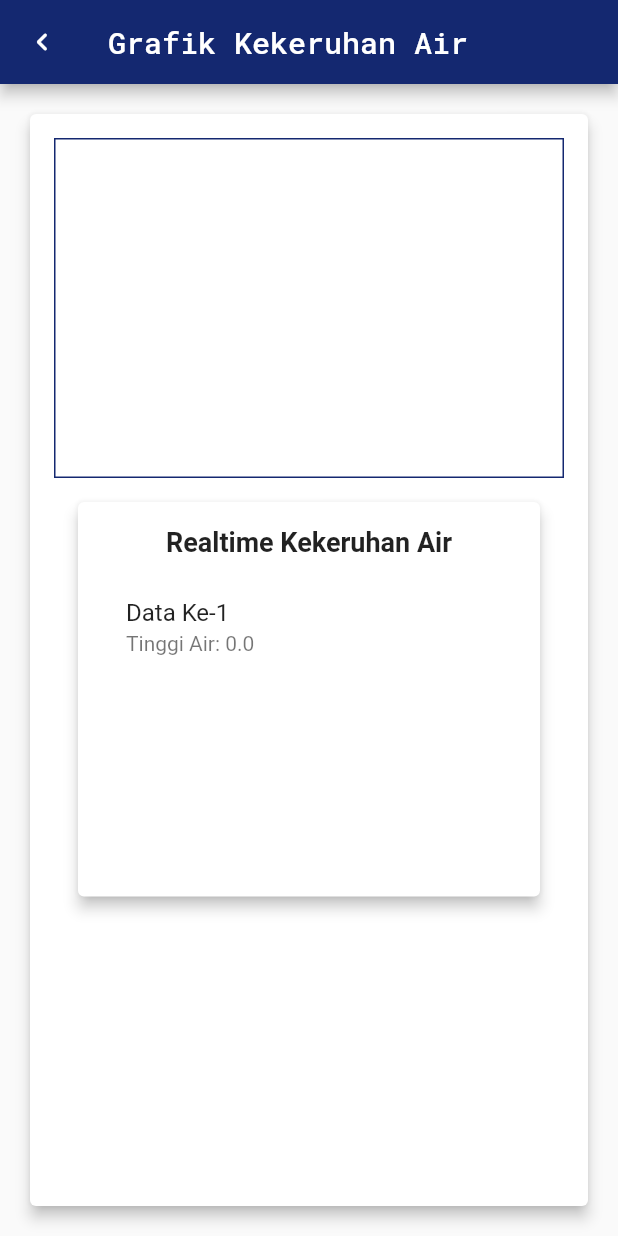
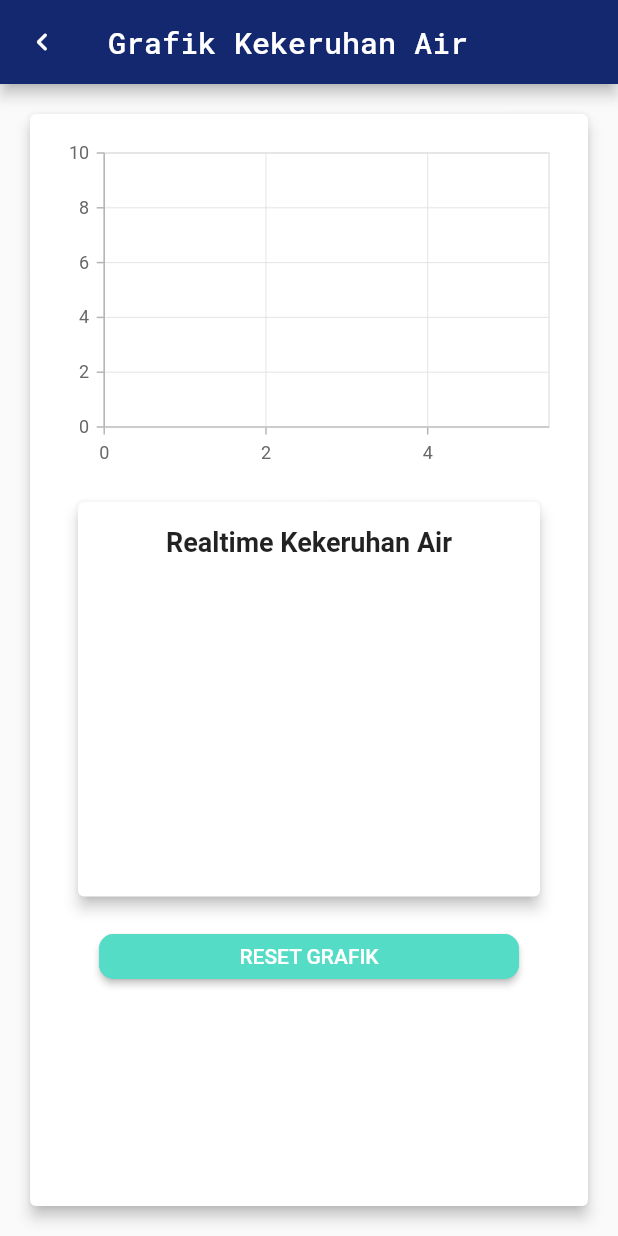
Before and after one commit to mirzahafizh/monitoringrealtime, a Flutter app: the LihatGrafikKekeruhan screen opened directly, on a phone screen of 412 x 824 dp. Run offline on Flutter 3.47's test engine with Material 2 defaults, Android fonts, the phone set to English and light mode, and no system bars; drawn by our look-alikes of fl_chart; our stand-ins replace firebase_core, firebase_database, flutter_local_notifications, syncfusion_flutter_charts; accounts and stored records are empty.

Commit message:
perbarui refreesh pada fitur reset

```diff
--- a/lib/LihatGrafikKekeruhan.dart
+++ b/lib/LihatGrafikKekeruhan.dart
@@ -1,6 +1,6 @@
 import 'package:firebase_database/firebase_database.dart';
-import 'package:fl_chart/fl_chart.dart';
 import 'package:flutter/material.dart';
+import 'package:syncfusion_flutter_charts/charts.dart';
 
 class LihatGrafikKekeruhan extends StatelessWidget {
   @override
@@ -14,21 +14,19 @@ class LihatGrafikKekeruhan extends StatelessWidget {
           icon: const Icon(
             Icons.navigate_before_rounded,
             color: Colors.white,
-            )),
-        backgroundColor: Color(0xff142870),
-        title: Text(
-          'Grafik Kekeruhan Air',
-          style: TextStyle(color: Colors.white, fontFamily: 'RobotoMono'),
           ),
         ),
+        backgroundColor: const Color(0xff142870),
+        title: const Text('Grafik Kekeruhan Air',
+            style: TextStyle(color: Colors.white, fontFamily: 'RobotoMono')),
+      ),
       body: Padding(
-        padding: EdgeInsets.all(16.0),
+        padding: const EdgeInsets.all(16.0),
         child: Card(
           elevation: 4.0,
           child: Padding(
-            padding: EdgeInsets.all(16.0),
-            child:
-                RealtimeChart(), // Gunakan widget RealtimeChart untuk menampilkan grafik
+            padding: const EdgeInsets.all(16.0),
+            child: RealtimeChart(),
           ),
         ),
       ),
@@ -42,23 +40,60 @@ class RealtimeChart extends StatefulWidget {
 }
 
 class _RealtimeChartState extends State<RealtimeChart> {
-  List<double> sensorData = [
-    0.0
-  ]; // Data awal // Data sensor yang akan digunakan untuk membuat grafik
+  List<ChartData> sensorData = []; // Data awal
+  Map<String, dynamic> dataMap = {};
+
   late DatabaseReference _sensorRef;
+  late DatabaseReference _grafikRef;
+  int dataIndex = 0;
+  bool initialized = false;
 
   @override
   void initState() {
     super.initState();
+
     _sensorRef = FirebaseDatabase.instance.reference().child('Turbidity');
+    _grafikRef =
+        FirebaseDatabase.instance.reference().child('Grafik/kekeruhan');
 
-    // Tambahkan listener untuk memantau perubahan nilai sensor di Firebase
+    _grafikRef.onValue.listen((event) {
+      final data = event.snapshot.value;
+      if (data != null && !initialized) {
+        // Tambahkan kondisi !initialized
+        if (data is List) {
+          for (int i = 0; i < data.length; i++) {
+            final value = data[i];
+            if (value != null) {
+              setState(() {
+                dataMap[dataIndex.toString()] = double.parse(value.toString());
+                sensorData.add(ChartData(
+                    dataIndex.toDouble(), double.parse(value.toString())));
+                dataIndex++;
+              });
+            }
+          }
+          // Set initialized menjadi true setelah mendapatkan data pertama kali
+          initialized = true;
+        }
+      }
+    });
+
     _sensorRef.onValue.listen((event) {
       final data = event.snapshot.value;
       if (data != null) {
         setState(() {
-          // Perbarui nilai sensorData dengan data yang diterima dari Firebase
-          sensorData.add(double.parse(data.toString()));
+          if (dataMap.isNotEmpty) {
+            final lastIndexValue = dataMap[dataMap.keys.last];
+            if (lastIndexValue != double.parse(data.toString())) {
+              dataMap[dataIndex.toString()] = double.parse(data.toString());
+              _grafikRef
+                  .child(dataIndex.toString())
+                  .set(double.parse(data.toString()));
+              sensorData.add(ChartData(
+                  dataIndex.toDouble(), double.parse(data.toString())));
+              dataIndex++;
+            }
+          }
         });
       }
     });
@@ -69,60 +104,51 @@ class _RealtimeChartState extends State<RealtimeChart> {
     return Column(
       children: [
         AspectRatio(
-          aspectRatio:
-              1.5, // Sesuaikan perbandingan aspek sesuai dengan kebutuhan
-          child: LineChart(
-            LineChartData(
-              gridData: FlGridData(show: false),
-              titlesData: FlTitlesData(show: false),
-              borderData: FlBorderData(
-                show: true,
-                border: Border.all(
-                  color: const Color(0xff142870),
-                  width: 1,
+          aspectRatio: 1.5,
+          child: SfCartesianChart(
+            primaryXAxis: NumericAxis(
+              majorGridLines: const MajorGridLines(width: 0.5),
+              edgeLabelPlacement: EdgeLabelPlacement.shift,
             ),
+            primaryYAxis: NumericAxis(
+              majorGridLines: const MajorGridLines(width: 0.5),
+              minimum: 0,
+              maximum:
+                  sensorData.fold(0.0, (max, e) => max > e.y ? max : e.y) + 10,
             ),
-              minX: 0,
-              maxX: sensorData.length.toDouble() - 1,
-              minY: 0, // Tetapkan tinggi minimum garis grafik di sini
-              maxY: sensorData.reduce((a, b) => a > b ? a : b) +
-                  10, // Sesuaikan dengan skala grafik
-              lineBarsData: [
-                LineChartBarData(
-                  spots: sensorData.asMap().entries.map((entry) {
-                    return FlSpot(entry.key.toDouble(), entry.value);
-                  }).toList(),
-                  isCurved: true,
-                  colors: const [Color(0xff54DCC7)], // Warna garis grafik
-                  dotData: FlDotData(show: false),
-                  belowBarData: BarAreaData(show: false),
+            series: <LineSeries<ChartData, double>>[
+              LineSeries<ChartData, double>(
+                dataSource: sensorData,
+                xValueMapper: (ChartData data, _) => data.x,
+                yValueMapper: (ChartData data, _) => data.y,
+                color: const Color(0xff54DCC7),
+                markerSettings: const MarkerSettings(isVisible: true),
               ),
             ],
           ),
         ),
-        ),
         Card(
           elevation: 4.0,
-          margin: EdgeInsets.all(16.0),
+          margin: const EdgeInsets.all(16.0),
           child: Padding(
-            padding: EdgeInsets.all(16.0),
+            padding: const EdgeInsets.all(16.0),
             child: Column(
               children: [
-                Text(
+                const Text(
                   'Realtime Kekeruhan Air',
                   style: TextStyle(fontSize: 18, fontWeight: FontWeight.bold),
                 ),
-                SizedBox(height: 10),
-                Container(
-                  height: 200, // Atur tinggi kontainer tabel sesuai kebutuhan
+                const SizedBox(height: 10),
+                SizedBox(
+                  height: 200,
                   child: ListView.builder(
                     itemCount: sensorData.length > 5 ? 5 : sensorData.length,
                     itemBuilder: (context, index) {
                       final reversedIndex = sensorData.length - index - 1;
                       return ListTile(
-                        title: Text('Data Ke-${reversedIndex + 1}'),
-                        subtitle:
-                            Text('Tinggi Air: ${sensorData[reversedIndex]}'),
+                        title: Text('Data Ke - ${reversedIndex + 1}'),
+                        subtitle: Text(
+                            'Kekeruhan Air: ${sensorData[reversedIndex].y}'),
                       );
                     },
                   ),
@@ -131,8 +157,36 @@ class _RealtimeChartState extends State<RealtimeChart> {
             ),
           ),
         ),
+        ElevatedButton(
+          onPressed: () {
+            resetGrafik();
+            Navigator.pushReplacement(
+              context,
+              MaterialPageRoute(
+                builder: (context) => LihatGrafikKekeruhan(),
+              ),
+            );
+          },
+          style: ElevatedButton.styleFrom(
+            primary: const Color(0xff54DCC7),
+            onPrimary: Colors.white,
+            minimumSize: const Size(280, 30),
+            shape: RoundedRectangleBorder(
+              borderRadius: BorderRadius.circular(10),
+            ),
+            side: const BorderSide(
+              color: Color(0xff54DCC7),
+              width: 2.0,
+            ),
+          ),
+          child: const Text('RESET GRAFIK'),
+        )
       ],
     );
+  }
+
+  void resetGrafik() {
+    _grafikRef.set({0: 0});
   }
 
   @override
@@ -141,3 +195,10 @@ class _RealtimeChartState extends State<RealtimeChart> {
     super.dispose();
   }
 }
+
+class ChartData {
+  final double x;
+  final double y;
+
+  ChartData(this.x, this.y);
+}
--- a/lib/main.dart
+++ b/lib/main.dart
@@ -368,7 +368,9 @@ class _MySensorPageState extends State<MySensorPage> {
                 }
               },
               style: ElevatedButton.styleFrom(
-                primary: const Color(0xffFDE982),
+                primary: isDarkMode
+                    ? const Color(0xff54DCC7)
+                    : const Color(0xffFDE982),
                 onPrimary: isDarkMode ? Colors.black : const Color(0xff142870),
                 minimumSize: const Size(400, 30),
                 shape: RoundedRectangleBorder(
```
Also changed, not shown: lib/LihatGrafikKadarAir.dart (+4 -3 lines), lib/LihatGrafikPage.dart (+4 -3 lines), lib/LihatGrafikTdsAir.dart (+4 -3 lines), lib/LihatGrafikTinggiAir.dart (+4 -3 lines). Lines whose indentation alone changed are shown as unchanged.
